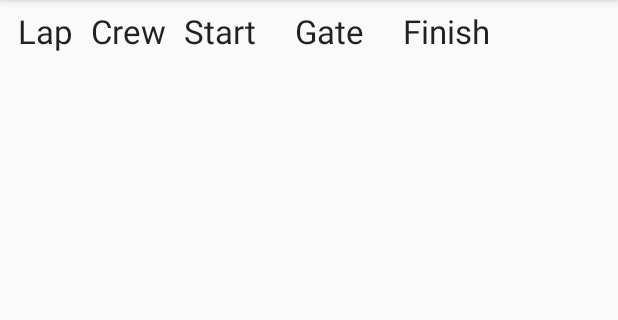
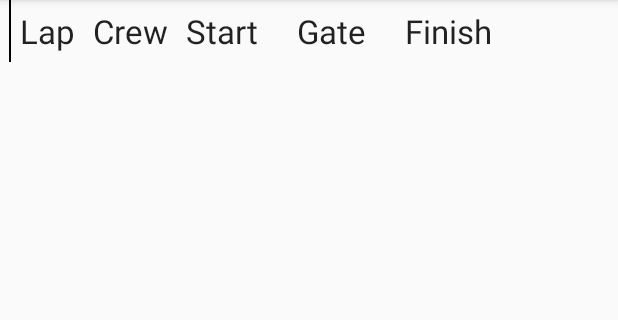
Before and after one commit to styxheim/wsang, an Android app: the layout data_row.xml on its own in the app's theme, with its tools: preview values and no code run, on a phone screen of 412 x 824 dp, the part 84-404 px from its top. Run offline under Robolectric (Android 15) with nearby library versions, the phone set to English and light mode, and no system bars.

Commit message:
Add black border to table

```diff
--- a/app/src/main/res/layout/data_row.xml
+++ b/app/src/main/res/layout/data_row.xml
@@ -9,6 +9,13 @@
 		android:layout_width="6dp"
 		android:layout_height="match_parent"
 		android:padding="6dp"/>
+
+	<View
+		android:id="@+id/spacer"
+		android:layout_width="1dp"
+		android:layout_height="match_parent"
+		android:padding="6dp"
+		android:background="@color/spacer"/>
 
 	<TextView
 		android:layout_width="wrap_content"
--- a/app/src/main/res/values/color.xml
+++ b/app/src/main/res/values/color.xml
@@ -4,6 +4,7 @@
 
   <color name="rowEven">#C8D2DD</color>
   <color name="rowOdd">#169e1d</color>
+  <color name="spacer">#000000</color>
 
   <color name="notSynced">#E0C351</color>
   <color name="Synced">#51E064</color>
```
Also changed, not shown: app/src/main/java/ru/styxheim/wsang/MainActivity.java (+11 -0 lines).
